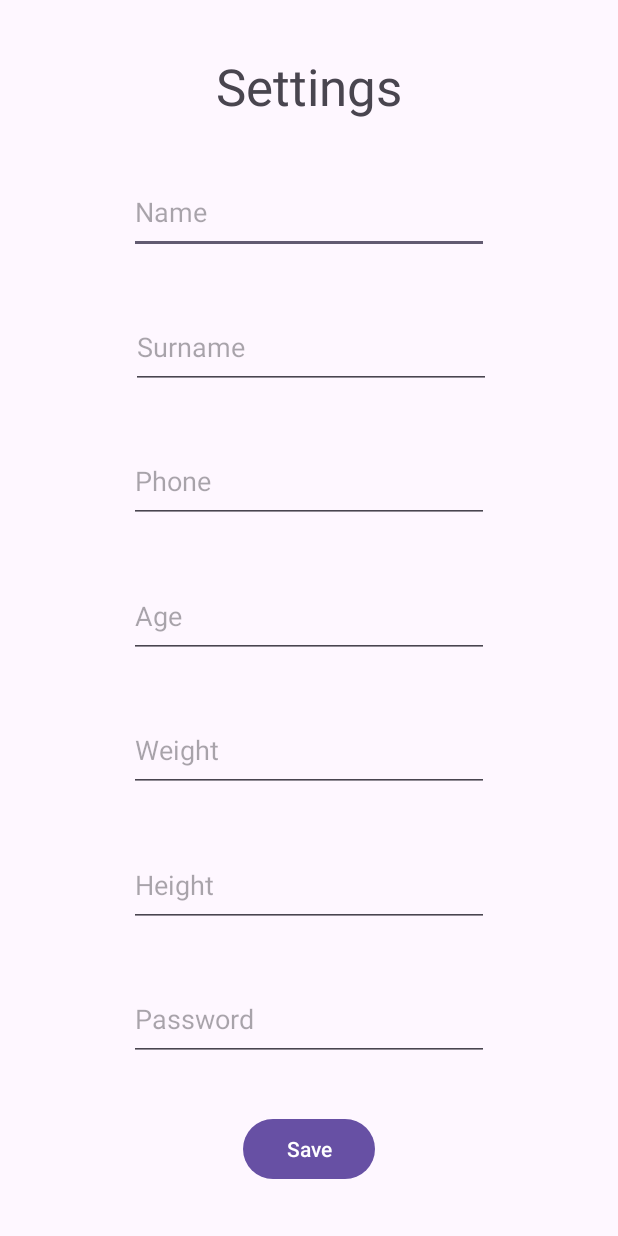
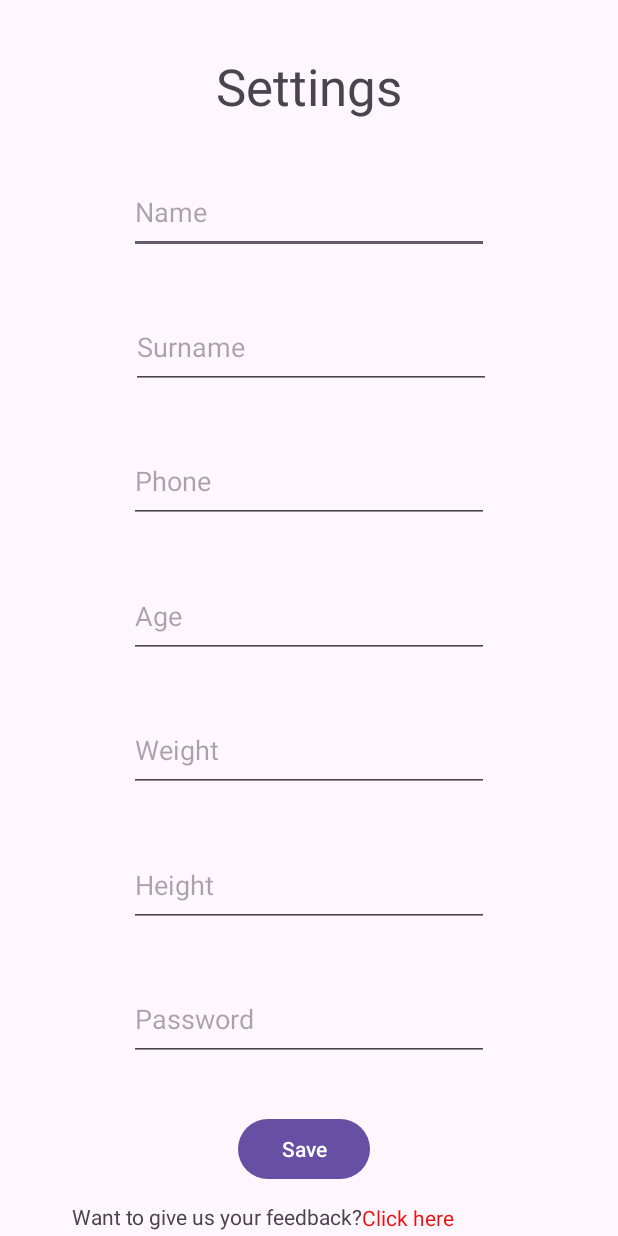
Before and after one commit to Roberto-Andrade-1/Ubiquitous-Project, an Android app: the SettingsScreen screen opened directly, with no data from a screen before it, on a phone screen of 412 x 824 dp. Run offline under Robolectric (Android 15) with nearby library versions, the phone set to English and light mode, and no system bars.

```diff
--- a/app/src/main/res/layout/activity_feedback_screen.xml
+++ b/app/src/main/res/layout/activity_feedback_screen.xml
@@ -27,13 +27,13 @@
         android:ems="10"
         android:hint="Subject"
         android:inputType="text"
-        app:layout_constraintBottom_toTopOf="@+id/editTextText2"
+        app:layout_constraintBottom_toTopOf="@+id/description"
         app:layout_constraintEnd_toEndOf="parent"
         app:layout_constraintStart_toStartOf="parent"
         app:layout_constraintTop_toBottomOf="@+id/textFeedback" />
 
     <EditText
-        android:id="@+id/editTextText2"
+        android:id="@+id/description"
         android:layout_width="382dp"
         android:layout_height="226dp"
         android:layout_marginBottom="280dp"
@@ -53,6 +53,6 @@
         app:layout_constraintBottom_toBottomOf="parent"
         app:layout_constraintEnd_toEndOf="parent"
         app:layout_constraintStart_toStartOf="parent"
-        app:layout_constraintTop_toBottomOf="@+id/editTextText2"
+        app:layout_constraintTop_toBottomOf="@+id/description"
         app:layout_constraintVertical_bias="0.467" />
 </androidx.constraintlayout.widget.ConstraintLayout>
--- a/app/src/main/res/layout/activity_settings_screen.xml
+++ b/app/src/main/res/layout/activity_settings_screen.xml
@@ -112,6 +112,33 @@
         android:text="Save"
         app:layout_constraintBottom_toBottomOf="parent"
         app:layout_constraintEnd_toEndOf="parent"
+        app:layout_constraintHorizontal_bias="0.49"
         app:layout_constraintStart_toStartOf="parent"
         app:layout_constraintTop_toBottomOf="@+id/password" />
+
+    <TextView
+        android:id="@+id/textoDeFeedback"
+        android:layout_width="wrap_content"
+        android:layout_height="wrap_content"
+        android:layout_marginTop="4dp"
+        android:text="Want to give us your feedback?"
+        app:layout_constraintBottom_toBottomOf="parent"
+        app:layout_constraintEnd_toEndOf="parent"
+        app:layout_constraintHorizontal_bias="0.219"
+        app:layout_constraintStart_toStartOf="parent"
+        app:layout_constraintTop_toBottomOf="@+id/saveButton"
+        app:layout_constraintVertical_bias="0.714" />
+
+    <TextView
+        android:id="@+id/clickHere"
+        android:layout_width="wrap_content"
+        android:layout_height="wrap_content"
+        android:text="Click here"
+        android:textColor="#EC1111"
+        app:layout_constraintBottom_toBottomOf="parent"
+        app:layout_constraintEnd_toEndOf="parent"
+        app:layout_constraintHorizontal_bias="0.0"
+        app:layout_constraintStart_toEndOf="@+id/textoDeFeedback"
+        app:layout_constraintTop_toBottomOf="@+id/saveButton"
+        app:layout_constraintVertical_bias="0.818" />
 </androidx.constraintlayout.widget.ConstraintLayout>
```
Also changed, not shown: app/src/main/java/com/example/finalproject/FeedbackScreen.java (+28 -0 lines), app/src/main/java/com/example/finalproject/SettingsScreen.java (+13 -7 lines).
